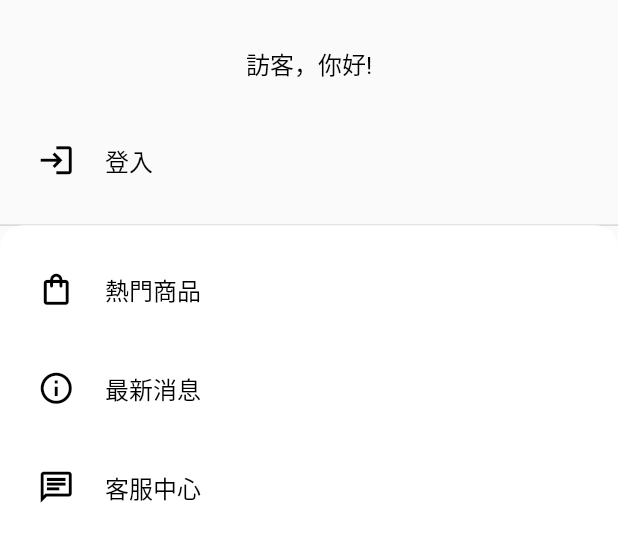
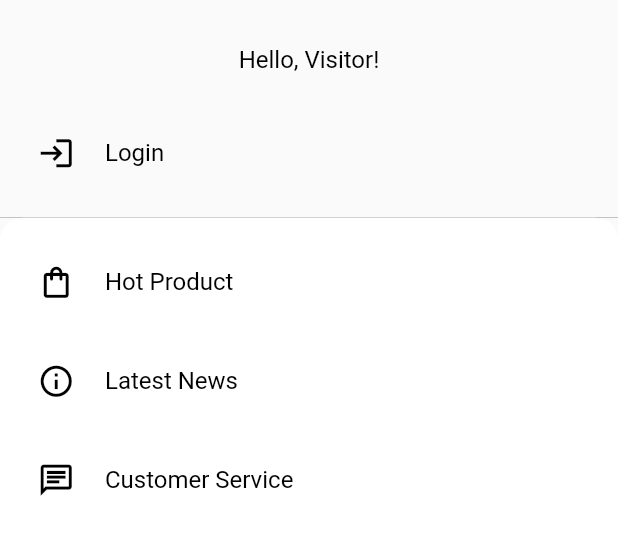
Before and after one commit to CPMoviePHil/e_shopping, a Flutter app: the LeftList widget shown alone on an empty page, opened directly, on a phone screen of 412 x 824 dp. Shown: the top 542 px of the screen. Run offline on Flutter 3.47's test engine with Material 2 defaults, Android fonts, the light colour scheme and no system bars; our stand-ins replace cached_network_image, carousel_slider, firebase_core, firebase_messaging, flutter_local_notifications, shared_preferences; accounts and stored records are empty; network calls fail.

Commit message:
+多國語系(zhtw, en)

```diff
--- a/lib/configs/constants.dart
+++ b/lib/configs/constants.dart
@@ -1,21 +1 @@
-import 'package:e_shopping/screens/models.dart';
-import 'package:flutter/material.dart';
-
-const List<LeftBarItem> leftBarItems = [
-  const LeftBarItem(icon: Icons.shopping_bag_outlined, leftBarItemsName: "熱門商品", routes: '',),
-  const LeftBarItem(icon: Icons.collections_outlined, leftBarItemsName: "收藏商品", routes: '',),
-  const LeftBarItem(icon: Icons.notifications_outlined, leftBarItemsName: "訊息通知", routes: '',),
-  const LeftBarItem(icon: Icons.info_outline, leftBarItemsName: "最新消息", routes: '',),
-  const LeftBarItem(icon: Icons.shopping_cart_outlined, leftBarItemsName: "紀錄中心", routes: '',),
-  const LeftBarItem(icon: Icons.person_outline, leftBarItemsName: "個人資料", routes: '',),
-  const LeftBarItem(icon: Icons.chat_outlined, leftBarItemsName: "客服中心", routes: '',),
-];
-
-const List<LeftBarItem> visitorLeftBarItems = [
-  const LeftBarItem(icon: Icons.shopping_bag_outlined, leftBarItemsName: "熱門商品", routes: '',),
-  const LeftBarItem(icon: Icons.info_outline, leftBarItemsName: "最新消息", routes: '',),
-  const LeftBarItem(icon: Icons.chat_outlined, leftBarItemsName: "客服中心", routes: '',),
-];
-
-const LeftBarItem loginLeftBarItem = const LeftBarItem(icon: Icons.login, leftBarItemsName: "登入", routes: '',);
 enum ViewStatus { user, visitor, }
--- /dev/null
+++ b/lib/l10n/intl_en.arb
@@ -0,0 +1,34 @@
+{
+  "hotProduct": "Hot Product",
+  "productCollections": "Product Collection",
+  "notification": "Notifications",
+  "latestNews": "Latest News",
+  "memberCenter": "Member Center",
+  "personalInfo": "Personal Info",
+  "customerService": "Customer Service",
+  "login": "Login",
+  "loginFailure": "Login Failure",
+  "loginFailureMsgOne": "Login Data save failure, Please try again",
+  "memberLogin": "Member Login",
+  "alreadyHaveAccount": "Already Have an Account?",
+  "logout": "Logout",
+  "logoutMsg": "You sure want to log out this device?",
+  "loggingOut": "Logging out...",
+  "logoutSuccessfully": "Logout successfully",
+  "logoutFailure": "Logout failure",
+  "memberLogout": "Member logout",
+  "signup": "Signup",
+  "signupFailure": "Signup failure",
+  "signupLabel": "Create",
+  "creating": "Creating...",
+  "needSignupMsg": "Don't have a account?",
+  "memberSignup": "Member Signup",
+  "setting": "Setting",
+  "loginAccount": "@{account}",
+  "loginUsername": "{username}",
+  "visitorGreeting": "Hello, Visitor!",
+  "validating": "Validating...",
+  "accountInput": "account",
+  "passwordInput": "password",
+  "nameInput": "name"
+}
--- a/lib/screens/left_list.dart
+++ b/lib/screens/left_list.dart
@@ -10,7 +10,71 @@ import 'package:provider/provider.dart';
 import 'login.dart';
 import 'models.dart';
 
+import 'package:e_shopping/generated/l10n.dart';
+
 class LeftList extends StatelessWidget {
+
+  final List<LeftBarItem> leftBarItems = [
+    LeftBarItem(
+      icon: Icons.shopping_bag_outlined,
+      leftBarItemsName: S.current.hotProduct,
+      routes: '',
+    ),
+    LeftBarItem(
+      icon: Icons.collections_outlined,
+      leftBarItemsName: S.current.productCollections,
+      routes: '',
+    ),
+    LeftBarItem(
+      icon: Icons.notifications_outlined,
+      leftBarItemsName: S.current.notification,
+      routes: '',
+    ),
+    LeftBarItem(
+      icon: Icons.info_outline,
+      leftBarItemsName: S.current.latestNews,
+      routes: '',
+    ),
+    LeftBarItem(
+      icon: Icons.shopping_cart_outlined,
+      leftBarItemsName: S.current.latestNews,
+      routes: '',
+    ),
+    LeftBarItem(
+      icon: Icons.person_outline,
+      leftBarItemsName: S.current.personalInfo,
+      routes: '',
+    ),
+    LeftBarItem(
+      icon: Icons.chat_outlined,
+      leftBarItemsName: S.current.customerService,
+      routes: '',
+    ),
+  ];
+
+  final List<LeftBarItem> visitorLeftBarItems = [
+    LeftBarItem(
+      icon: Icons.shopping_bag_outlined,
+      leftBarItemsName: S.current.hotProduct,
+      routes: '',
+    ),
+    LeftBarItem(
+      icon: Icons.info_outline,
+      leftBarItemsName: S.current.latestNews,
+      routes: '',
+    ),
+    LeftBarItem(
+      icon: Icons.chat_outlined,
+      leftBarItemsName: S.current.customerService,
+      routes: '',
+    ),
+  ];
+
+  final LeftBarItem loginLeftBarItem = LeftBarItem(
+    icon: Icons.login,
+    leftBarItemsName: S.current.login,
+    routes: '',
+  );
 
   Widget personalProfile() {
     return Column(
@@ -61,7 +125,7 @@ class LeftList extends StatelessWidget {
     return Consumer<ConfigNotifier>(
       builder: (context, config, _config,) {
         return AppLibScreen.appText(
-          text: "@${config.currentUser.account}",
+          text: S.current.loginAccount(config.currentUser.account),
           textSize: "small",
           fontColor: Colors.white,
         );
@@ -116,7 +180,7 @@ class LeftList extends StatelessWidget {
                     children: [
                       Container(
                         padding: const EdgeInsets.symmetric(horizontal: 25, vertical: 20,),
-                        child: AppLibScreen.appText(text: "訪客，你好!"),
+                        child: AppLibScreen.appText(text: S.of(context).visitorGreeting,),
                       ),
                       GestureDetector(
                         onTap: () => Navigator.push(
@@ -205,30 +269,37 @@ class LeftList extends StatelessWidget {
                         onTap: () async {
                           bool choiceResult = await WidgetsHelper.choiceDialog(
                             context: context,
-                            dialogTitle: "登出",
-                            dialogMsg: "確定登出此裝置嗎?",
+                            dialogTitle: S.current.logout,
+                            dialogMsg: S.current.logoutMsg,
                           );
                           if (choiceResult) {
-                            ScaffoldMessenger.of(context).showSnackBar(const SnackBar(content: Text("登出中.."),));
+                            ScaffoldMessenger.of(context).showSnackBar(
+                              SnackBar(
+                                content: Text(S.current.loggingOut),
+                              ),
+                            );
                             bool logout = await context.read<ConfigNotifier>().logout();
                             ScaffoldMessenger.of(context)
                               ..hideCurrentSnackBar()
                               ..showSnackBar(
                                 SnackBar(
-                                  content: Text( logout? "已成功登出!" : "登出失敗",),
+                                  content: Text( logout
+                                      ? S.current.logoutSuccessfully
+                                      : S.current.logoutFailure,
+                                  ),
                                 ),
                               );
                             Navigator.of(context).pop();
                           }
                         },
                         child: AppLibScreen.appText(
-                          text: "登出",
+                          text: S.current.logout,
                         ),
                       ),
                       GestureDetector(
                         onTap: null,
                         child: AppLibScreen.appText(
-                          text: "設定",
+                          text: S.current.setting,
                         ),
                       ),
                     ],
--- a/lib/screens/loading.dart
+++ b/lib/screens/loading.dart
@@ -2,8 +2,6 @@ import 'package:e_shopping/main.dart';
 import 'package:e_shopping/providers/config_notifier.dart';
 import 'package:e_shopping/providers/loading_notifier.dart';
 import 'package:e_shopping/providers/loading_server_data_notifier.dart';
-import 'package:e_shopping/providers/login_notifier.dart';
-import 'package:e_shopping/screens/login.dart';
 import 'package:e_shopping/screens/user_data_loading.dart';
 import 'package:flutter/cupertino.dart';
 import 'package:flutter/material.dart';
--- a/lib/screens/login.dart
+++ b/lib/screens/login.dart
@@ -1,10 +1,10 @@
+import 'package:e_shopping/generated/l10n.dart';
 import 'package:e_shopping/providers/loading_server_data_notifier.dart';
 import 'package:e_shopping/providers/login_notifier.dart';
 import 'package:e_shopping/providers/signup_notifier.dart';
 import 'package:e_shopping/screens/signup.dart';
 import 'package:e_shopping/screens/user_data_loading.dart';
 import 'package:e_shopping/utils/app_libs.dart';
-import 'package:e_shopping/utils/widgets_helper.dart';
 import 'package:flutter/cupertino.dart';
 import 'package:flutter/material.dart';
 import 'package:provider/provider.dart';
@@ -21,7 +21,7 @@ class Login extends StatelessWidget {
       child: Scaffold(
         appBar: AppLibScreen.commonAppBar(
           context: context,
-          appBarMsg: "會員登入",
+          appBarMsg: S.current.memberLogin,
         ),
         body: InkWell(
           onTap: () => FocusScope.of(context).requestFocus(FocusNode()),
@@ -45,7 +45,7 @@ class Login extends StatelessWidget {
                               children: [
                                 CircularProgressIndicator(),
                                 const SizedBox(width: 20,),
-                                Text("驗證中..."),
+                                Text(S.current.validating),
                               ],
                             ),
                           ),
@@ -59,7 +59,7 @@ class Login extends StatelessWidget {
                 TextFormField(
                   controller: accountController,
                   decoration: AppLibScreen.inputDecoration(
-                    hintText: "輸入會員帳號",
+                    hintText: S.current.accountInput,
                   ),
                 ),
                 const SizedBox(height: 10,),
@@ -69,7 +69,7 @@ class Login extends StatelessWidget {
                       controller: passwordController,
                       obscureText: login.hidePassword,
                       decoration: AppLibScreen.inputDecoration(
-                        hintText: "輸入會員密碼",
+                        hintText: S.current.passwordInput,
                         suffixIcon: login.hidePassword
                             ? Icons.remove_red_eye_outlined
                             : Icons.remove_red_eye,
@@ -96,15 +96,15 @@ class Login extends StatelessWidget {
                           );
                           if (context.read<LoginNotifier>().currentStatus == LoginStatus.failure) {
                             ScaffoldMessenger.of(context).showSnackBar(
-                              const SnackBar(
-                                content: const Text("登入失敗"),
+                              SnackBar(
+                                content: Text(S.current.loginFailure),
                               ),
                             );
                           }
                           if (context.read<LoginNotifier>().currentStatus == LoginStatus.save_failure) {
                             ScaffoldMessenger.of(context).showSnackBar(
-                              const SnackBar(
-                                content: const Text("登入資料儲存失敗，請在試一次"),
+                              SnackBar(
+                                content: Text(S.current.loginFailureMsgOne),
                               ),
                             );
                           }
@@ -132,7 +132,7 @@ class Login extends StatelessWidget {
                             ),
                           ),
                           padding: EdgeInsets.symmetric(vertical: 5,),
-                          child: AppLibScreen.appText(text: "登入", fontColor: Colors.white,),
+                          child: AppLibScreen.appText(text: S.current.login, fontColor: Colors.white,),
                         ),
                       ),
                     ],
@@ -144,7 +144,7 @@ class Login extends StatelessWidget {
                   child: Row(
                     mainAxisAlignment: MainAxisAlignment.spaceBetween,
                     children: [
-                      AppLibScreen.appText(text: "沒有帳號嗎?", textSize: "small",),
+                      AppLibScreen.appText(text: S.current.needSignupMsg, textSize: "small",),
                       GestureDetector(
                         onTap: () {
                           Navigator.push(
@@ -159,7 +159,7 @@ class Login extends StatelessWidget {
                           FocusScope.of(context).requestFocus(FocusNode());
                         },
                         child: AppLibScreen.appText(
-                          text: "註冊",
+                          text: S.current.signup,
                           fontColor: Theme.of(context).accentColor,
                           textSize: "small",
                         ),
--- a/lib/screens/signup.dart
+++ b/lib/screens/signup.dart
@@ -1,3 +1,4 @@
+import 'package:e_shopping/generated/l10n.dart';
 import 'package:e_shopping/providers/signup_notifier.dart';
 import 'package:e_shopping/utils/app_libs.dart';
 import 'package:flutter/cupertino.dart';
@@ -17,7 +18,7 @@ class Signup extends StatelessWidget {
       child: Scaffold(
         appBar: AppLibScreen.commonAppBar(
           context: context,
-          appBarMsg: "會員註冊",
+          appBarMsg: S.current.memberSignup,
         ),
         body: InkWell(
           onTap: () => FocusScope.of(context).requestFocus(FocusNode()),
@@ -32,13 +33,13 @@ class Signup extends StatelessWidget {
                 TextFormField(
                   controller: nameController,
                   decoration: AppLibScreen.inputDecoration(
-                    hintText: "輸入名字",
+                    hintText: S.current.nameInput,
                   ),
                 ),
                 TextFormField(
                   controller: accountController,
                   decoration: AppLibScreen.inputDecoration(
-                    hintText: "輸入帳號",
+                    hintText: S.current.accountInput,
                   ),
                 ),
                 const SizedBox(height: 10,),
@@ -48,7 +49,7 @@ class Signup extends StatelessWidget {
                       controller: passwordController,
                       obscureText: signup.hidePassword,
                       decoration: AppLibScreen.inputDecoration(
-                        hintText: "輸入會員密碼",
+                        hintText: S.current.passwordInput,
                         suffixIcon: signup.hidePassword
                             ? Icons.remove_red_eye_outlined
                             : Icons.remove_red_eye,
@@ -78,7 +79,7 @@ class Signup extends StatelessWidget {
                             ScaffoldMessenger.of(context).showSnackBar(
                               SnackBar(
                                 content: AppLibScreen.appText(
-                                  text: "會員建立失敗",
+                                  text: S.current.signupFailure,
                                   fontColor: Colors.white,
                                   textSize: "small",
                                 ),
@@ -101,7 +102,8 @@ class Signup extends StatelessWidget {
                           padding: EdgeInsets.symmetric(vertical: 5,),
                           child: AppLibScreen.appText(
                             text: context.watch<SignupNotifier>().currentStatus == SignupStatus.validating
-                                ? "建立中..." : "建立會員",
+                                ? S.current.creating
+                                : S.current.signupLabel,
                             fontColor: Colors.white,
                           ),
                         ),
@@ -119,7 +121,7 @@ class Signup extends StatelessWidget {
                             ? null
                             : () => Navigator.of(context).pop(),
                         child: AppLibScreen.appText(
-                          text: "已經有會員帳號?",
+                          text: S.current.alreadyHaveAccount,
                           fontColor: Theme.of(context).accentColor,
                           textSize: "small",
                         ),
--- a/pubspec.yaml
+++ b/pubspec.yaml
@@ -31,6 +31,8 @@ dependencies:
   shared_preferences: ^2.0.6
   provider: ^5.0.0
   flutter:
+    sdk: flutter
+  flutter_localizations:
     sdk: flutter
 
 
@@ -84,3 +86,5 @@ flutter:
   #
   # For details regarding fonts from package dependencies,
   # see https://flutter.dev/custom-fonts/#from-packages
+flutter_intl:
+  enabled: true
```
Also changed, not shown: lib/l10n/intl_zh_TW.arb (added, +34 -0 lines), lib/main.dart (+10 -1 lines), lib/generated/intl/messages_all.dart (added), lib/generated/intl/messages_en.dart (added), lib/generated/intl/messages_zh_TW.dart (added), lib/generated/l10n.dart (added), pubspec.lock.
